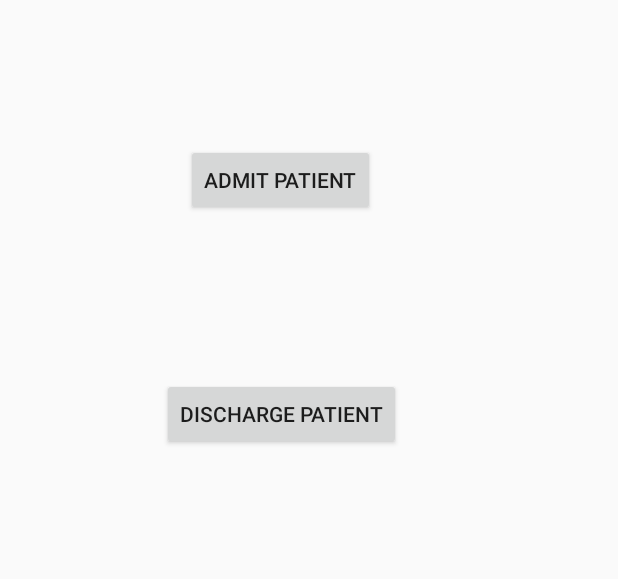
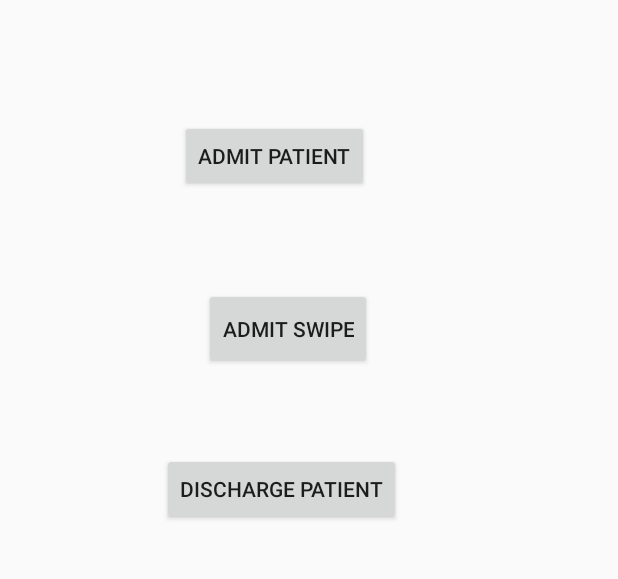
Before and after one commit to CSE-Hack-18/Digital-Coordinator, an Android app: the screen it shows after launch (MainActivity), on a phone screen of 412 x 824 dp, the part 178-757 px from its top. Run offline under Robolectric (Android 15) with nearby library versions, the phone set to English and light mode, and no system bars.

Commit message:
Add admitswipe

```diff
--- a/app/src/main/AndroidManifest.xml
+++ b/app/src/main/AndroidManifest.xml
@@ -16,6 +16,7 @@
                 <category android:name="android.intent.category.LAUNCHER" />
             </intent-filter>
         </activity>
+        <activity android:name=".AdmitSwipe"></activity>
     </application>
 
 </manifest>
--- a/app/src/main/java/com/example/dico2/digitalcoordinator/MainActivity.java
+++ b/app/src/main/java/com/example/dico2/digitalcoordinator/MainActivity.java
@@ -1,7 +1,10 @@
 package com.example.dico2.digitalcoordinator;
 
+import android.content.Intent;
 import android.support.v7.app.AppCompatActivity;
 import android.os.Bundle;
+import android.view.View;
+import android.widget.Button;
 import android.widget.TextView;
 
 public class MainActivity extends AppCompatActivity {
@@ -13,5 +16,14 @@ public class MainActivity extends AppCompatActivity {
 
         TextView header = findViewById(R.id.headerTextview);
         header.setText("Digital Coordinator");
+
+        Button swipeactivity = findViewById(R.id.admitswipe);
+        swipeactivity.setOnClickListener(new View.OnClickListener() {
+            @Override
+            public void onClick(View v) {
+                Intent intent = new Intent(MainActivity.this,AdmitSwipe.class);
+                startActivity(intent);
+            }
+        });
     }
 }
--- a/app/src/main/res/layout/activity_main.xml
+++ b/app/src/main/res/layout/activity_main.xml
@@ -21,8 +21,8 @@
         android:id="@+id/button"
         android:layout_width="wrap_content"
         android:layout_height="wrap_content"
-        android:layout_marginStart="124dp"
-        android:layout_marginTop="96dp"
+        android:layout_marginStart="120dp"
+        android:layout_marginTop="80dp"
         android:text="Admit Patient"
         app:layout_constraintStart_toStartOf="parent"
         app:layout_constraintTop_toBottomOf="@+id/headerTextview" />
@@ -32,8 +32,18 @@
         android:layout_width="wrap_content"
         android:layout_height="wrap_content"
         android:layout_marginStart="108dp"
-        android:layout_marginTop="108dp"
+        android:layout_marginTop="56dp"
         android:text="Discharge Patient"
+        app:layout_constraintStart_toStartOf="parent"
+        app:layout_constraintTop_toBottomOf="@+id/admitswipe" />
+
+    <Button
+        android:id="@+id/admitswipe"
+        android:layout_width="wrap_content"
+        android:layout_height="54dp"
+        android:layout_marginStart="136dp"
+        android:layout_marginTop="64dp"
+        android:text="Admit swipe"
         app:layout_constraintStart_toStartOf="parent"
         app:layout_constraintTop_toBottomOf="@+id/button" />
 
```
Also changed, not shown: app/src/main/java/com/example/dico2/digitalcoordinator/AdmitSwipe.java (added, +13 -0 lines), app/src/main/java/com/example/dico2/digitalcoordinator/Staff.java (added, +7 -0 lines), app/src/main/java/com/example/dico2/digitalcoordinator/Unit.java (+8 -0 lines), app/src/main/res/layout/activity_admit_swipe.xml (added, +9 -0 lines).
